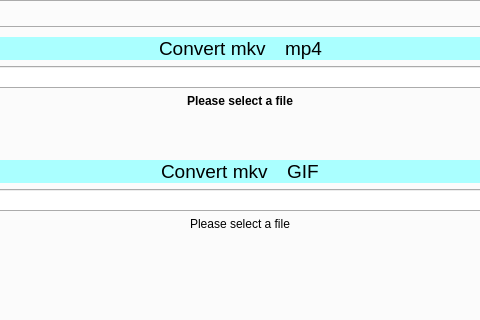
Before: the Qt Designer form src/wayland/formMainWindow_wl.ui in rusbomber/vokoscreenNG, drawn with Qt 5; both pictures show x 241 to 721 and y 0 to 320 of the 828 by 567 pixel window.
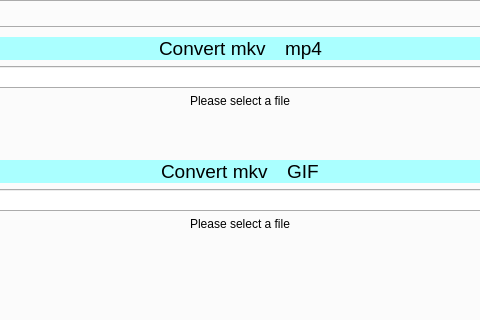
After: the same form once the commit is applied. Icons and pictures are not drawn.

```diff
--- a/src/wayland/formMainWindow_wl.ui
+++ b/src/wayland/formMainWindow_wl.ui
@@ -3046,11 +3046,6 @@
                        <verstretch>0</verstretch>
                       </sizepolicy>
                      </property>
-                     <property name="font">
-                      <font>
-                       <bold>true</bold>
-                      </font>
-                     </property>
                      <property name="text">
                       <string notr="true">Please select a file</string>
                      </property>
```
Left out of the diff: 2 changed lines with no effect on the pictures.
